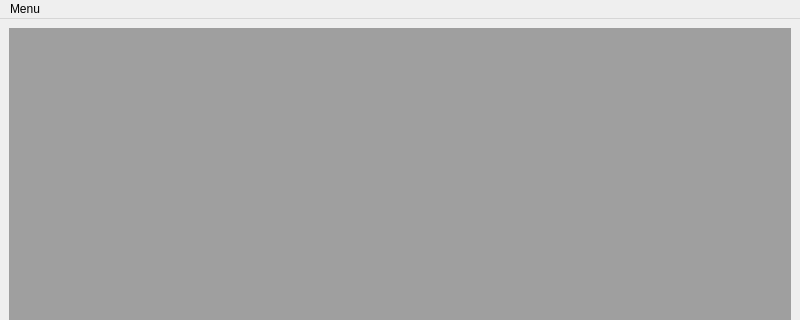
Above: mainwindow.ui from ash108drush/scheduler before the change; both pictures show x 0 to 800 and y 0 to 320 of the 800 by 600 pixel window. Below: the same form after it.
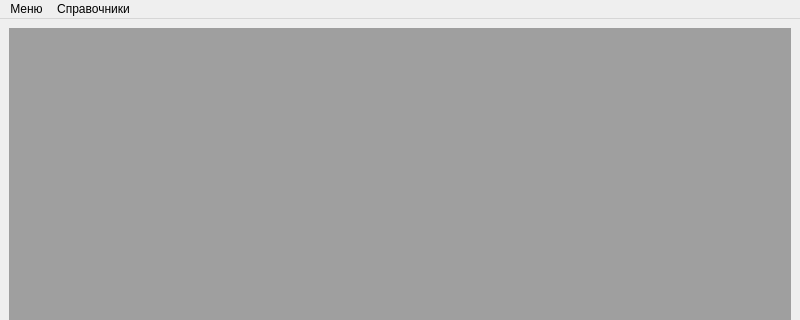
That is the form after the change.

What changed in the file:
```diff
--- a/mainwindow.ui
+++ b/mainwindow.ui
@@ -32,16 +32,27 @@
      <x>0</x>
      <y>0</y>
      <width>800</width>
-     <height>22</height>
+     <height>33</height>
     </rect>
    </property>
    <widget class="QMenu" name="menuMenu">
     <property name="title">
-     <string>Menu</string>
+     <string>Меню</string>
     </property>
     <addaction name="actionnew_window"/>
    </widget>
+   <widget class="QMenu" name="menu">
+    <property name="title">
+     <string>Справочники</string>
+    </property>
+    <addaction name="action_clients_table"/>
+    <addaction name="action_drugs_table"/>
+    <addaction name="action_doctors_table"/>
+    <addaction name="action_places_table"/>
+    <addaction name="action_time_table"/>
+   </widget>
    <addaction name="menuMenu"/>
+   <addaction name="menu"/>
   </widget>
   <widget class="QStatusBar" name="statusbar"/>
   <action name="actionnew_window">
```
Left out of the diff: 27 changed lines with no effect on the pictures.
